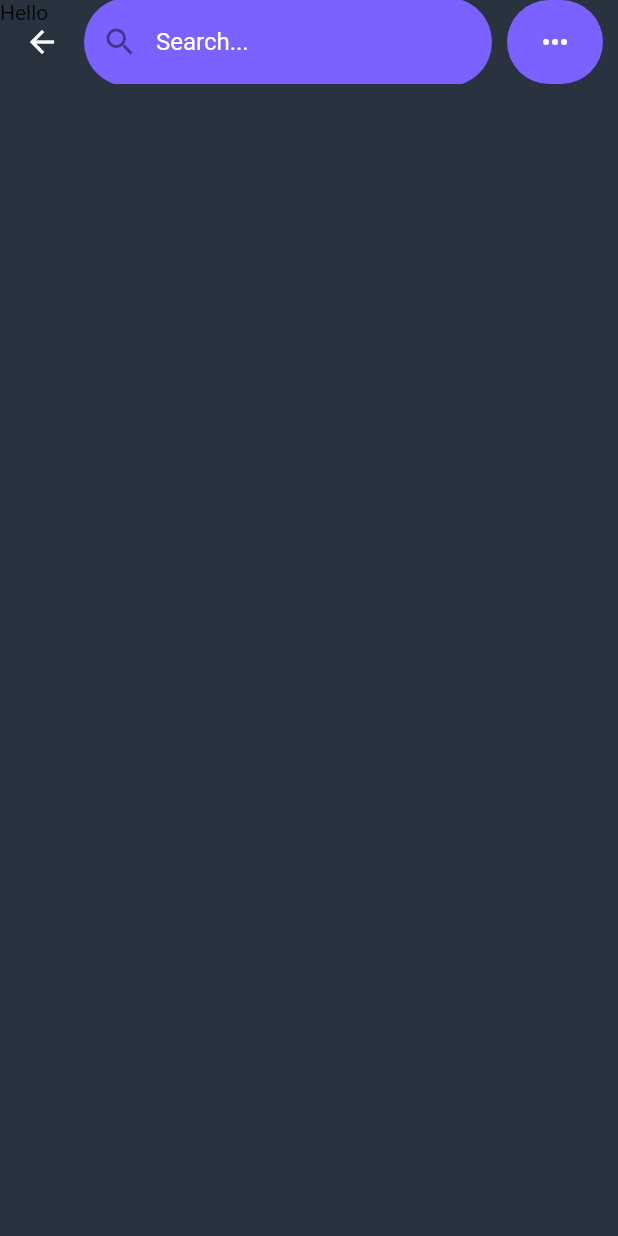
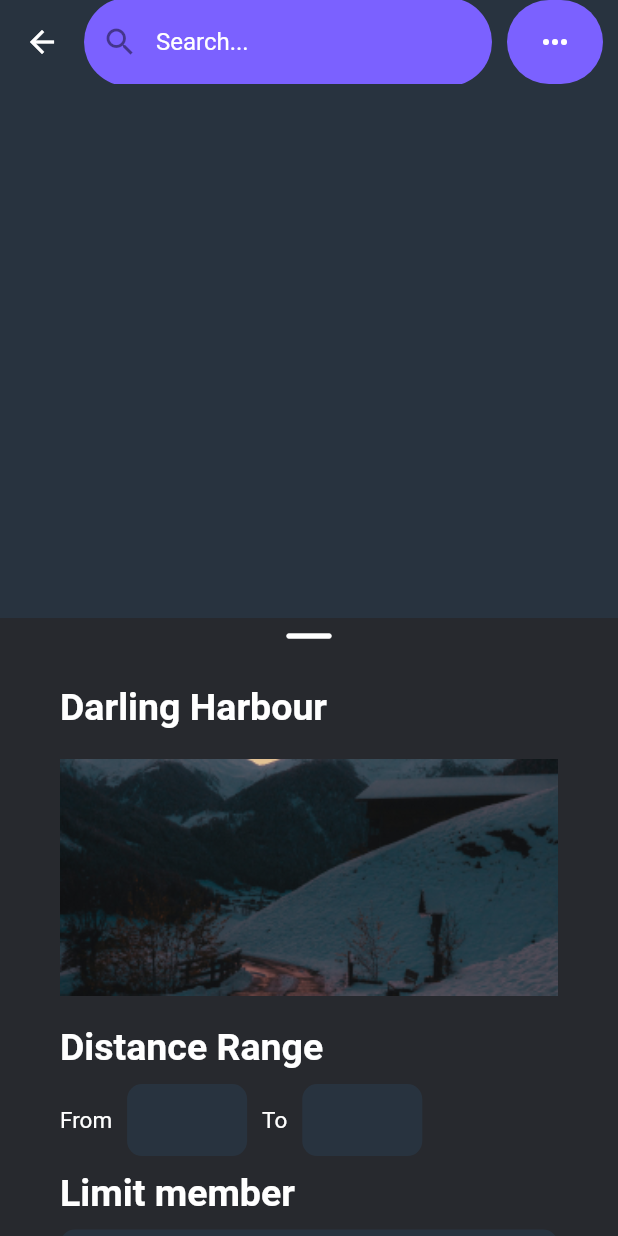
Before and after one commit to sudo-datluu/runfinity, a Flutter app: the screen it shows after launch, on a phone screen of 412 x 824 dp. Run offline on Flutter 3.47's test engine with Material 2 defaults, Android fonts, the phone set to English and light mode, and no system bars.

Commit message:
UTS-29 Create a lobby

```diff
--- a/lib/screens/lobby_screens/color.dart
+++ b/lib/screens/lobby_screens/color.dart
@@ -6,4 +6,5 @@ import 'package:flutter/material.dart';
 class LobbyColor{
   static const Color BackgroundColor = Color.fromRGBO(40, 51, 63, 1);
   static const Color ButtonColor = Color.fromRGBO(123, 97, 255, 1);
+  static const Color CreateBackgroundColor = Color.fromRGBO(39, 41, 46, 1);
 }
--- a/lib/screens/lobby_screens/create_lobby_screen.dart
+++ b/lib/screens/lobby_screens/create_lobby_screen.dart
@@ -21,8 +21,149 @@ class _CreateLobbyScreenState extends State<CreateLobbyScreen> {
       appBar: HeaderScreen(
         textEditingController: searchTextEditingController,
       ),
-      body: Container(
-        child: Text("Hello"),
+      body: SizedBox.expand(
+        child: DraggableScrollableSheet(
+          initialChildSize: 0.5,
+          minChildSize: 0.3,
+          maxChildSize: 0.85,
+
+          builder: (BuildContext context, ScrollController scrollController){
+            return Container(
+              color: LobbyColor.CreateBackgroundColor,
+              child: SingleChildScrollView(
+                controller: scrollController,
+                padding: EdgeInsets.only(left: 40, right: 40, bottom: 50),
+                child: Column(
+                  crossAxisAlignment: CrossAxisAlignment.start,
+                  children: [
+                    SizedBox(height: 5,),
+                    Center(
+                      child: Icon(
+                        Icons.maximize_rounded,
+                        color: Colors.white,
+                        size: 40,
+                      ),
+                    ),
+                    Text(
+                      "Darling Harbour",
+                      style: TextStyle(
+                        color: Colors.white,
+                        fontSize: 25,
+                        fontWeight: FontWeight.bold,
+                      ),
+                    ),
+                    SizedBox(height: 20,),
+                    Center(
+                      child: Container(
+                        width: double.infinity,
+                        child: Image.asset(
+                          'images/darling_harbour.png',
+                          fit: BoxFit.fitWidth,
+                        ),
+                      ),
+                    ),
+                    SizedBox(height: 20,),
+                    Text(
+                      "Distance Range",
+                      style: TextStyle(
+                        color: Colors.white,
+                        fontSize: 25,
+                        fontWeight: FontWeight.bold,
+                      ),
+                    ),
+                    SizedBox(height: 10,),
+                    Row(
+                      children: [
+                        Text(
+                          "From",
+                          style: TextStyle(
+                            color: Colors.white,
+                            fontSize: 15,
+                          ),
+                        ),
+                        SizedBox(width: 10,),
+                        Container(
+                          width: 80,
+                          child: TextFormField(
+                            decoration: InputDecoration(
+                              border: InputBorder.none,
+                            ),
+                          ),
+                          decoration: BoxDecoration(
+                            color: LobbyColor.BackgroundColor,
+                            borderRadius: BorderRadius.circular(10),
+                          ),
+                        ),
+                        SizedBox(width: 10,),
+                        Text(
+                          "To",
+                          style: TextStyle(
+                            color: Colors.white,
+                            fontSize: 15,
+                          ),
+                        ),
+                        SizedBox(width: 10,),
+                        Container(
+                          width: 80,
+                          child: TextFormField(
+                            decoration: InputDecoration(
+                              border: InputBorder.none,
+                            ),
+                          ),
+                          decoration: BoxDecoration(
+                            color: LobbyColor.BackgroundColor,
+                            borderRadius: BorderRadius.circular(10),
+                          ),
+                        ),
+                      ],
+                    ),
+                    SizedBox(height: 10,),
+                    Text(
+                      "Limit member",
+                      style: TextStyle(
+                        color: Colors.white,
+                        fontSize: 25,
+                        fontWeight: FontWeight.bold,
+                      ),
+                    ),
+                    SizedBox(height: 10,),
+                    Container(
+                      width: double.infinity,
+                      child: TextFormField(
+                        decoration: InputDecoration(
+                          border: InputBorder.none,
+                        ),
+                      ),
+                      decoration: BoxDecoration(
+                        color: LobbyColor.BackgroundColor,
+                        borderRadius: BorderRadius.circular(10),
+                      ),
+                    ),
+                    SizedBox(height: 20,),
+                    Center(
+                      child: ElevatedButton(
+                        style: ElevatedButton.styleFrom(
+                          backgroundColor: LobbyColor.ButtonColor,
+                          elevation: 0,
+                          minimumSize: const Size.fromHeight(50),
+                        ),
+                        onPressed: (){},
+                        child: Text(
+                          "Create",
+                          style: TextStyle(
+                            color: Colors.white,
+                            fontSize: 25,
+                            fontWeight: FontWeight.bold,
+                          ),
+                        ),
+                      ),
+                    ),
+                  ],
+                ),
+              ),
+            );
+          }
+        ),
       ),
     );
   }
--- a/pubspec.yaml
+++ b/pubspec.yaml
@@ -59,9 +59,8 @@ flutter:
   uses-material-design: true
 
   # To add assets to your application, add an assets section, like this:
-  # assets:
-  #   - images/a_dot_burr.jpeg
-  #   - images/a_dot_ham.jpeg
+  assets:
+     - images/darling_harbour.png
 
   # An image asset can refer to one or more resolution-specific "variants", see
   # https://flutter.dev/assets-and-images/#resolution-aware
```
Also changed, not shown: images/darling_harbour.png (added).
